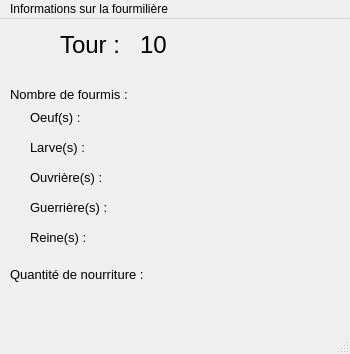
The window that Fourmis/anthillstatus.ui (S-HENR/Projet_LP73) describes before a commit, drawn with Qt 5.
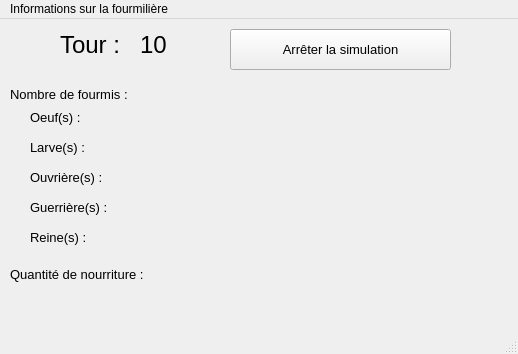
The same window after the commit.

Commit message: adds close button

Patch:
```diff
--- a/Fourmis/anthillstatus.ui
+++ b/Fourmis/anthillstatus.ui
@@ -6,7 +6,7 @@
    <rect>
     <x>0</x>
     <y>0</y>
-    <width>350</width>
+    <width>518</width>
     <height>354</height>
    </rect>
   </property>
@@ -323,14 +323,32 @@
      <string>10</string>
     </property>
    </widget>
+   <widget class="QPushButton" name="pushButton">
+    <property name="geometry">
+     <rect>
+      <x>230</x>
+      <y>10</y>
+      <width>221</width>
+      <height>41</height>
+     </rect>
+    </property>
+    <property name="font">
+     <font>
+      <pointsize>10</pointsize>
+     </font>
+    </property>
+    <property name="text">
+     <string>Arrêter la simulation</string>
+    </property>
+   </widget>
   </widget>
   <widget class="QMenuBar" name="menubar">
    <property name="geometry">
     <rect>
      <x>0</x>
      <y>0</y>
-     <width>350</width>
-     <height>20</height>
+     <width>518</width>
+     <height>25</height>
     </rect>
    </property>
    <widget class="QMenu" name="menuInformation_sur_la_fourmili_re">
```
The commit also changes 4 other files.
